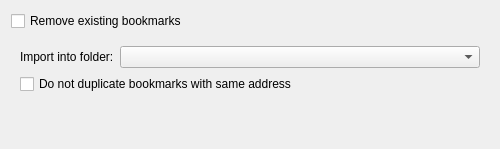
First picture: the form in src/ui/BookmarksImporterWidget.ui, repository OtterBrowser/otter-browser, before the edit.
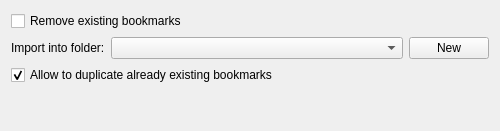
Second picture: the form after the edit. Custom widgets are drawn as their Qt base class.

Commit message: Allow to create new folders when importing bookmarks

The edit to the form file:
```diff
--- a/src/ui/BookmarksImporterWidget.ui
+++ b/src/ui/BookmarksImporterWidget.ui
@@ -7,7 +7,7 @@
     <x>0</x>
     <y>0</y>
     <width>500</width>
-    <height>149</height>
+    <height>131</height>
    </rect>
   </property>
   <layout class="QVBoxLayout" name="verticalLayout">
@@ -28,13 +28,18 @@
        <property name="fieldGrowthPolicy">
         <enum>QFormLayout::AllNonFixedFieldsGrow</enum>
        </property>
-       <item row="1" column="0">
-        <widget class="QCheckBox" name="notDuplicateCheckBox">
-         <property name="text">
-          <string>Do not duplicate bookmarks with same address</string>
-         </property>
-        </widget>
-       </item>
+       <property name="leftMargin">
+        <number>0</number>
+       </property>
+       <property name="topMargin">
+        <number>0</number>
+       </property>
+       <property name="rightMargin">
+        <number>0</number>
+       </property>
+       <property name="bottomMargin">
+        <number>0</number>
+       </property>
        <item row="0" column="0" colspan="2">
         <layout class="QFormLayout" name="removeForm">
          <property name="fieldGrowthPolicy">
@@ -48,14 +53,54 @@
           </widget>
          </item>
          <item row="0" column="1">
-          <widget class="Otter::BookmarksComboBoxWidget" name="folderComboBox"/>
+          <layout class="QHBoxLayout" name="folderLayout">
+           <item>
+            <widget class="Otter::BookmarksComboBoxWidget" name="folderComboBox">
+             <property name="sizePolicy">
+              <sizepolicy hsizetype="Expanding" vsizetype="Fixed">
+               <horstretch>0</horstretch>
+               <verstretch>0</verstretch>
+              </sizepolicy>
+             </property>
+            </widget>
+           </item>
+           <item>
+            <widget class="QPushButton" name="newFolderButton">
+             <property name="text">
+              <string>New</string>
+             </property>
+            </widget>
+           </item>
+          </layout>
          </item>
         </layout>
        </item>
+       <item row="1" column="0">
+        <widget class="QCheckBox" name="allowDuplicatesCheckBox">
+         <property name="text">
+          <string>Allow to duplicate already existing bookmarks</string>
+         </property>
+         <property name="checked">
+          <bool>true</bool>
+         </property>
+        </widget>
+       </item>
       </layout>
      </widget>
      <widget class="QWidget" name="noRemovePage">
       <layout class="QFormLayout" name="formLayout_2">
+       <property name="leftMargin">
+        <number>0</number>
+       </property>
+       <property name="topMargin">
+        <number>0</number>
+       </property>
+       <property name="rightMargin">
+        <number>0</number>
+       </property>
+       <property name="bottomMargin">
+        <number>0</number>
+       </property>
        <item row="0" column="0">
         <widget class="QCheckBox" name="toSubfolderCheckBox">
          <property name="text">
@@ -69,13 +114,6 @@
           <property name="fieldGrowthPolicy">
            <enum>QFormLayout::AllNonFixedFieldsGrow</enum>
           </property>
-          <item row="0" column="0">
-           <widget class="QLabel" name="subfolderNameLabel">
-            <property name="text">
-             <string>Subfolder name:</string>
-            </property>
-           </widget>
-          </item>
           <item row="0" column="1">
            <widget class="QLineEdit" name="subfolderNameLineEdit">
             <property name="toolTip">
@@ -83,6 +121,13 @@
             </property>
            </widget>
           </item>
+          <item row="0" column="0">
+           <widget class="QLabel" name="subfolderNameLabel">
+            <property name="text">
+             <string>Subfolder name:</string>
+            </property>
+           </widget>
+          </item>
          </layout>
         </widget>
        </item>
```
The commit also changes 2 other files.
